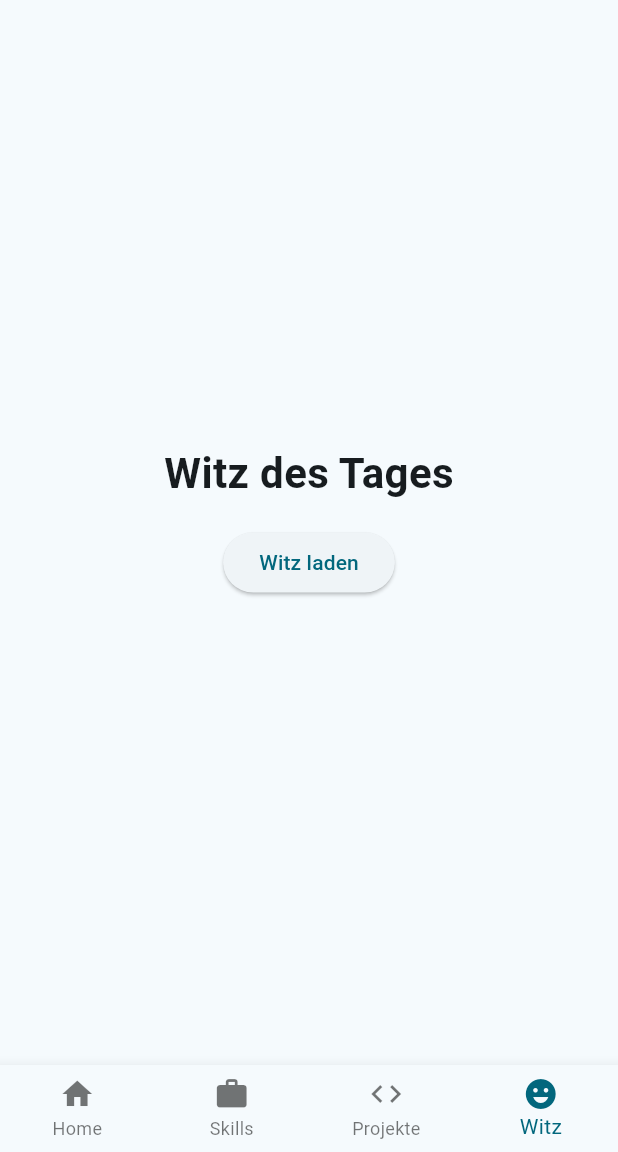
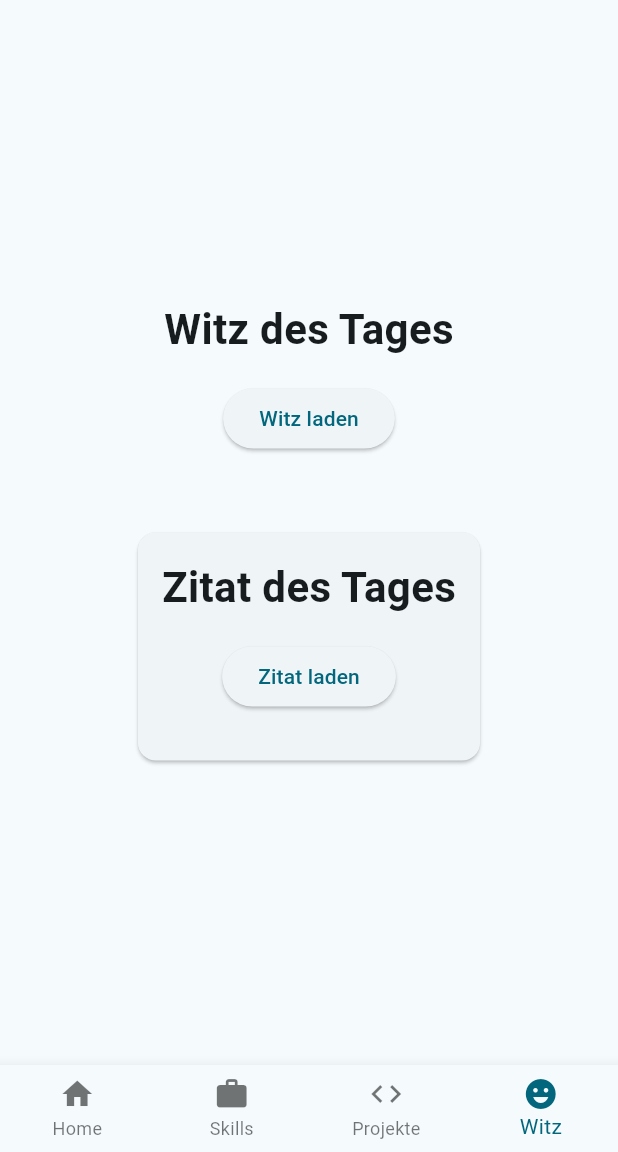
Before and after one commit to a-Bit-Of-Saida/Flutter_Einsteiger_Projekt, a Flutter app: the screen it shows after launch, item 4 of the bottom bar chosen, on a phone screen of 412 x 824 dp, the part 84-1236 px from its top. Run offline on Flutter 3.47's test engine with Material 3 defaults, Android fonts, the phone set to English and light mode, and no system bars.

Commit message:
02 Flutter Grundlagen: Zitat des Tages added
Added Zitat des Tages as a Card, tested various APIs.

```diff
--- a/02 Flutter Grundlagen/visitenkarten_app/lib/main.dart
+++ b/02 Flutter Grundlagen/visitenkarten_app/lib/main.dart
@@ -69,6 +69,8 @@ class _MyHomePageState extends State<MyHomePage> {
   String setup = '';
   String punchline = '';
   bool isLoading = false;
+  String quote = '';
+  String author = '';
 
   Future<void> openLinkedIn() async {
     final Uri linkedin = Uri.parse('https://www.linkedin.com/in/saida-covrk/');
@@ -89,6 +91,24 @@ class _MyHomePageState extends State<MyHomePage> {
     setState(() {
       setup = data['setup'];
       punchline = data['punchline'];
+      isLoading = false;
+    });
+  }
+
+  Future<void> ladeZitat() async {
+    setState(() {
+      isLoading = true;
+    });
+
+    final url2 = Uri.parse('https://dummyjson.com/quotes/random');
+
+    final response2 = await http.get(url2);
+
+    final data2 = jsonDecode(response2.body);
+
+    setState(() {
+      quote = data2['quote'];
+      author = data2['author'];
       isLoading = false;
     });
   }
@@ -946,9 +966,7 @@ class _MyHomePageState extends State<MyHomePage> {
               Column(
                 children: [
                   Text(setup, textAlign: TextAlign.center),
-
                   const SizedBox(height: 8),
-
                   Text(
                     punchline,
                     textAlign: TextAlign.center,
@@ -956,6 +974,51 @@ class _MyHomePageState extends State<MyHomePage> {
                   ),
                 ],
               ),
+
+            const SizedBox(height: 32),
+
+            Card(
+              child: Padding(
+                padding: const EdgeInsets.all(16),
+                child: Column(
+                  children: [
+                    const Text(
+                      'Zitat des Tages',
+                      style: TextStyle(
+                        fontSize: 28,
+                        fontWeight: FontWeight.bold,
+                      ),
+                    ),
+
+                    const SizedBox(height: 16),
+
+                    ElevatedButton(
+                      onPressed: ladeZitat,
+                      child: const Text('Zitat laden'),
+                    ),
+
+                    const SizedBox(height: 16),
+
+                    if (isLoading)
+                      const CircularProgressIndicator()
+                    else if (quote.isNotEmpty)
+                      Column(
+                        children: [
+                          Text(author, textAlign: TextAlign.center),
+
+                          const SizedBox(height: 8),
+
+                          Text(
+                            quote,
+                            textAlign: TextAlign.center,
+                            style: const TextStyle(fontWeight: FontWeight.bold),
+                          ),
+                        ],
+                      ),
+                  ],
+                ),
+              ),
+            ),
           ],
         ),
       ),
```
